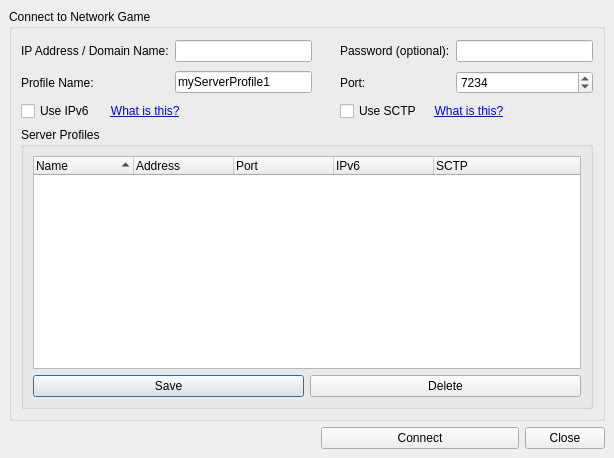
The window that src/gui/qt/joinnetworkgamedialog.ui (pokerth/pokerth) describes before a commit, drawn with Qt 5.
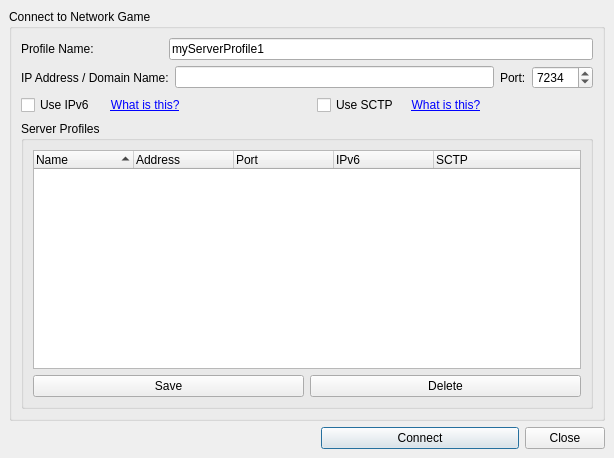
The same window after the commit.

Commit message: fix guestlogin ok button bug; remove passwort fields for networkgame and internetserver

```diff
--- a/src/gui/qt/joinnetworkgamedialog.ui
+++ b/src/gui/qt/joinnetworkgamedialog.ui
@@ -1,7 +1,7 @@
 <ui version="4.0" >
  <class>joinNetworkGameDialog</class>
- <widget class="QDialog" name="joinNetworkGameDialog" >
-  <property name="geometry" >
+ <widget class="QDialog" name="joinNetworkGameDialog">
+  <property name="geometry">
    <rect>
     <x>0</x>
     <y>0</y>
@@ -9,150 +9,285 @@
     <height>458</height>
    </rect>
   </property>
-  <property name="windowTitle" >
+  <property name="windowTitle">
    <string>Join Network Game</string>
   </property>
-  <layout class="QGridLayout" >
-   <property name="leftMargin" >
+  <layout class="QGridLayout">
+   <property name="margin">
     <number>9</number>
    </property>
-   <property name="topMargin" >
-    <number>9</number>
-   </property>
-   <property name="rightMargin" >
-    <number>9</number>
-   </property>
-   <property name="bottomMargin" >
-    <number>9</number>
-   </property>
-   <property name="horizontalSpacing" >
+   <property name="spacing">
     <number>6</number>
    </property>
-   <property name="verticalSpacing" >
-    <number>6</number>
-   </property>
-   <item row="0" column="0" >
-    <widget class="QGroupBox" name="groupBox" >
-     <property name="title" >
+   <item row="1" column="0">
+    <layout class="QHBoxLayout">
+     <property name="spacing">
+      <number>6</number>
+     </property>
+     <property name="margin">
+      <number>0</number>
+     </property>
+     <item>
+      <spacer>
+       <property name="orientation">
+        <enum>Qt::Horizontal</enum>
+       </property>
+       <property name="sizeHint" stdset="0">
+        <size>
+         <width>40</width>
+         <height>20</height>
+        </size>
+       </property>
+      </spacer>
+     </item>
+     <item>
+      <widget class="QPushButton" name="pushButton_connect">
+       <property name="minimumSize">
+        <size>
+         <width>198</width>
+         <height>0</height>
+        </size>
+       </property>
+       <property name="text">
+        <string>Connect</string>
+       </property>
+      </widget>
+     </item>
+     <item>
+      <widget class="QPushButton" name="pushButton_close">
+       <property name="text">
+        <string>Close</string>
+       </property>
+      </widget>
+     </item>
+    </layout>
+   </item>
+   <item row="0" column="0">
+    <widget class="QGroupBox" name="groupBox">
+     <property name="title">
       <string>Connect to Network Game</string>
      </property>
-     <layout class="QGridLayout" >
-      <property name="leftMargin" >
-       <number>9</number>
-      </property>
-      <property name="topMargin" >
-       <number>9</number>
-      </property>
-      <property name="rightMargin" >
-       <number>9</number>
-      </property>
-      <property name="bottomMargin" >
-       <number>9</number>
-      </property>
-      <property name="horizontalSpacing" >
-       <number>6</number>
-      </property>
-      <property name="verticalSpacing" >
-       <number>6</number>
-      </property>
-      <item row="3" column="0" colspan="5" >
-       <widget class="QGroupBox" name="groupBox_2" >
-        <property name="title" >
+     <layout class="QGridLayout" name="gridLayout">
+      <item row="0" column="0">
+       <widget class="QLabel" name="label_4">
+        <property name="text">
+         <string>Profile Name:</string>
+        </property>
+        <property name="buddy">
+         <cstring>lineEdit_profileName</cstring>
+        </property>
+       </widget>
+      </item>
+      <item row="0" column="1" colspan="2">
+       <widget class="QLineEdit" name="lineEdit_profileName">
+        <property name="text">
+         <string>myServerProfile1</string>
+        </property>
+       </widget>
+      </item>
+      <item row="1" column="0" colspan="3">
+       <layout class="QHBoxLayout" name="horizontalLayout">
+        <item>
+         <widget class="QLabel" name="label">
+          <property name="text">
+           <string>IP Address / Domain Name:</string>
+          </property>
+          <property name="buddy">
+           <cstring>lineEdit_ipAddress</cstring>
+          </property>
+         </widget>
+        </item>
+        <item>
+         <widget class="QLineEdit" name="lineEdit_ipAddress"/>
+        </item>
+        <item>
+         <widget class="QLabel" name="label_2">
+          <property name="text">
+           <string>Port:</string>
+          </property>
+          <property name="buddy">
+           <cstring>spinBox_port</cstring>
+          </property>
+         </widget>
+        </item>
+        <item>
+         <widget class="QSpinBox" name="spinBox_port">
+          <property name="minimum">
+           <number>80</number>
+          </property>
+          <property name="maximum">
+           <number>65535</number>
+          </property>
+          <property name="value">
+           <number>7234</number>
+          </property>
+         </widget>
+        </item>
+       </layout>
+      </item>
+      <item row="2" column="0" colspan="2">
+       <layout class="QHBoxLayout">
+        <property name="spacing">
+         <number>6</number>
+        </property>
+        <property name="margin">
+         <number>0</number>
+        </property>
+        <item>
+         <widget class="QCheckBox" name="checkBox_ipv6">
+          <property name="text">
+           <string>Use IPv6</string>
+          </property>
+         </widget>
+        </item>
+        <item>
+         <widget class="QLabel" name="label_5">
+          <property name="text">
+           <string>&lt;html&gt;&lt;head&gt;&lt;meta name=&quot;qrichtext&quot; content=&quot;1&quot; /&gt;&lt;style type=&quot;text/css&quot;&gt;
+p, li { white-space: pre-wrap; }
+&lt;/style&gt;&lt;/head&gt;&lt;body style=&quot; font-weight:400; font-style:normal; text-decoration:none;&quot;&gt;
+&lt;p style=&quot; margin-top:0px; margin-bottom:0px; margin-left:0px; margin-right:0px; -qt-block-indent:0; text-indent:0px;&quot;&gt;   &lt;a href=&quot;http://en.wikipedia.org/wiki/Ipv6&quot;&gt;&lt;span style=&quot; text-decoration: underline; color:#0000ff;&quot;&gt;What is this?&lt;/span&gt;&lt;/a&gt;&lt;/p&gt;&lt;/body&gt;&lt;/html&gt;</string>
+          </property>
+          <property name="openExternalLinks">
+           <bool>true</bool>
+          </property>
+         </widget>
+        </item>
+        <item>
+         <spacer>
+          <property name="orientation">
+           <enum>Qt::Horizontal</enum>
+          </property>
+          <property name="sizeHint" stdset="0">
+           <size>
+            <width>131</width>
+            <height>20</height>
+           </size>
+          </property>
+         </spacer>
+        </item>
+       </layout>
+      </item>
+      <item row="2" column="2">
+       <layout class="QHBoxLayout">
+        <property name="spacing">
+         <number>6</number>
+        </property>
+        <property name="margin">
+         <number>0</number>
+        </property>
+        <item>
+         <widget class="QCheckBox" name="checkBox_sctp">
+          <property name="text">
+           <string>Use SCTP</string>
+          </property>
+         </widget>
+        </item>
+        <item>
+         <widget class="QLabel" name="label_6">
+          <property name="text">
+           <string>&lt;html&gt;&lt;head&gt;&lt;meta name=&quot;qrichtext&quot; content=&quot;1&quot; /&gt;&lt;style type=&quot;text/css&quot;&gt;
+p, li { white-space: pre-wrap; }
+&lt;/style&gt;&lt;/head&gt;&lt;body style=&quot; font-weight:400; font-style:normal; text-decoration:none;&quot;&gt;
+&lt;p style=&quot; margin-top:0px; margin-bottom:0px; margin-left:0px; margin-right:0px; -qt-block-indent:0; text-indent:0px;&quot;&gt;  &lt;a href=&quot;http://en.wikipedia.org/wiki/Stream_Control_Transmission_Protocol&quot;&gt;&lt;span style=&quot; text-decoration: underline; color:#0000ff;&quot;&gt;What is this?&lt;/span&gt;&lt;/a&gt;&lt;/p&gt;&lt;/body&gt;&lt;/html&gt;</string>
+          </property>
+          <property name="openExternalLinks">
+           <bool>true</bool>
+          </property>
+         </widget>
+        </item>
+        <item>
+         <spacer>
+          <property name="orientation">
+           <enum>Qt::Horizontal</enum>
+          </property>
+          <property name="sizeHint" stdset="0">
+           <size>
+            <width>40</width>
+            <height>20</height>
+           </size>
+          </property>
+         </spacer>
+        </item>
+       </layout>
+      </item>
+      <item row="3" column="0" colspan="3">
+       <widget class="QGroupBox" name="groupBox_2">
+        <property name="title">
          <string>Server Profiles</string>
         </property>
-        <layout class="QGridLayout" >
-         <property name="leftMargin" >
+        <layout class="QGridLayout">
+         <property name="margin">
           <number>9</number>
          </property>
-         <property name="topMargin" >
-          <number>9</number>
-         </property>
-         <property name="rightMargin" >
-          <number>9</number>
-         </property>
-         <property name="bottomMargin" >
-          <number>9</number>
-         </property>
-         <property name="horizontalSpacing" >
+         <property name="spacing">
           <number>6</number>
          </property>
-         <property name="verticalSpacing" >
-          <number>6</number>
-         </property>
-         <item row="0" column="0" >
-          <widget class="QTreeWidget" name="treeWidget" >
-           <property name="alternatingRowColors" >
+         <item row="0" column="0">
+          <widget class="QTreeWidget" name="treeWidget">
+           <property name="alternatingRowColors">
             <bool>true</bool>
            </property>
-           <property name="indentation" >
+           <property name="indentation">
             <number>15</number>
            </property>
-           <property name="rootIsDecorated" >
+           <property name="rootIsDecorated">
             <bool>false</bool>
            </property>
-           <property name="sortingEnabled" >
+           <property name="sortingEnabled">
             <bool>true</bool>
            </property>
-           <property name="animated" >
+           <property name="animated">
             <bool>true</bool>
            </property>
-           <property name="allColumnsShowFocus" >
+           <property name="allColumnsShowFocus">
             <bool>true</bool>
            </property>
            <column>
-            <property name="text" >
+            <property name="text">
              <string>Name</string>
             </property>
            </column>
            <column>
-            <property name="text" >
+            <property name="text">
              <string>Address</string>
             </property>
            </column>
            <column>
-            <property name="text" >
+            <property name="text">
              <string>Port</string>
             </property>
            </column>
            <column>
-            <property name="text" >
+            <property name="text">
              <string>IPv6</string>
             </property>
            </column>
            <column>
-            <property name="text" >
+            <property name="text">
              <string>SCTP</string>
             </property>
            </column>
           </widget>
          </item>
-         <item row="1" column="0" >
-          <layout class="QHBoxLayout" >
-           <property name="spacing" >
+         <item row="1" column="0">
+          <layout class="QHBoxLayout">
+           <property name="spacing">
             <number>6</number>
            </property>
-           <property name="leftMargin" >
-            <number>0</number>
-           </property>
-           <property name="topMargin" >
-            <number>0</number>
-           </property>
-           <property name="rightMargin" >
-            <number>0</number>
-           </property>
-           <property name="bottomMargin" >
+           <property name="margin">
             <number>0</number>
            </property>
            <item>
-            <widget class="QPushButton" name="pushButton_save" >
-             <property name="text" >
+            <widget class="QPushButton" name="pushButton_save">
+             <property name="text">
               <string>Save</string>
              </property>
             </widget>
            </item>
            <item>
-            <widget class="QPushButton" name="pushButton_delete" >
-             <property name="text" >
+            <widget class="QPushButton" name="pushButton_delete">
+             <property name="text">
               <string>Delete</string>
              </property>
             </widget>
@@ -162,254 +297,9 @@
         </layout>
        </widget>
       </item>
-      <item row="2" column="3" colspan="2" >
-       <layout class="QHBoxLayout" >
-        <property name="spacing" >
-         <number>6</number>
-        </property>
-        <property name="leftMargin" >
-         <number>0</number>
-        </property>
-        <property name="topMargin" >
-         <number>0</number>
-        </property>
-        <property name="rightMargin" >
-         <number>0</number>
-        </property>
-        <property name="bottomMargin" >
-         <number>0</number>
-        </property>
-        <item>
-         <widget class="QCheckBox" name="checkBox_sctp" >
-          <property name="text" >
-           <string>Use SCTP</string>
-          </property>
-         </widget>
-        </item>
-        <item>
-         <widget class="QLabel" name="label_6" >
-          <property name="text" >
-           <string>&lt;html>&lt;head>&lt;meta name="qrichtext" content="1" />&lt;style type="text/css">
-p, li { white-space: pre-wrap; }
-&lt;/style>&lt;/head>&lt;body style=" font-weight:400; font-style:normal; text-decoration:none;">
-&lt;p style=" margin-top:0px; margin-bottom:0px; margin-left:0px; margin-right:0px; -qt-block-indent:0; text-indent:0px;">  &lt;a href="http://en.wikipedia.org/wiki/Stream_Control_Transmission_Protocol">&lt;span style=" text-decoration: underline; color:#0000ff;">What is this?&lt;/span>&lt;/a>&lt;/p>&lt;/body>&lt;/html></string>
-          </property>
-          <property name="openExternalLinks" >
-           <bool>true</bool>
-          </property>
-         </widget>
-        </item>
-        <item>
-         <spacer>
-          <property name="orientation" >
-           <enum>Qt::Horizontal</enum>
-          </property>
-          <property name="sizeHint" >
-           <size>
-            <width>40</width>
-            <height>20</height>
-           </size>
-          </property>
-         </spacer>
-        </item>
-       </layout>
-      </item>
-      <item row="2" column="0" colspan="2" >
-       <layout class="QHBoxLayout" >
-        <property name="spacing" >
-         <number>6</number>
-        </property>
-        <property name="leftMargin" >
-         <number>0</number>
-        </property>
-        <property name="topMargin" >
-         <number>0</number>
-        </property>
-        <property name="rightMargin" >
-         <number>0</number>
-        </property>
-        <property name="bottomMargin" >
-         <number>0</number>
-        </property>
-        <item>
-         <widget class="QCheckBox" name="checkBox_ipv6" >
-          <property name="text" >
-           <string>Use IPv6</string>
-          </property>
-         </widget>
-        </item>
-        <item>
-         <widget class="QLabel" name="label_5" >
-          <property name="text" >
-           <string>&lt;html>&lt;head>&lt;meta name="qrichtext" content="1" />&lt;style type="text/css">
-p, li { white-space: pre-wrap; }
-&lt;/style>&lt;/head>&lt;body style=" font-weight:400; font-style:normal; text-decoration:none;">
-&lt;p style=" margin-top:0px; margin-bottom:0px; margin-left:0px; margin-right:0px; -qt-block-indent:0; text-indent:0px;">   &lt;a href="http://en.wikipedia.org/wiki/Ipv6">&lt;span style=" text-decoration: underline; color:#0000ff;">What is this?&lt;/span>&lt;/a>&lt;/p>&lt;/body>&lt;/html></string>
-          </property>
-          <property name="openExternalLinks" >
-           <bool>true</bool>
-          </property>
-         </widget>
-        </item>
-        <item>
-         <spacer>
-          <property name="orientation" >
-           <enum>Qt::Horizontal</enum>
-          </property>
-          <property name="sizeHint" >
-           <size>
-            <width>131</width>
-            <height>20</height>
-           </size>
-          </property>
-         </spacer>
-        </item>
-       </layout>
-      </item>
-      <item rowspan="2" row="0" column="2" >
-       <spacer>
-        <property name="orientation" >
-         <enum>Qt::Horizontal</enum>
-        </property>
-        <property name="sizeType" >
-         <enum>QSizePolicy::Fixed</enum>
-        </property>
-        <property name="sizeHint" >
-         <size>
-          <width>16</width>
-          <height>57</height>
-         </size>
-        </property>
-       </spacer>
-      </item>
-      <item row="0" column="1" >
-       <widget class="QLineEdit" name="lineEdit_ipAddress" />
-      </item>
-      <item row="0" column="4" >
-       <widget class="QLineEdit" name="lineEdit_password" >
-        <property name="maxLength" >
-         <number>60</number>
-        </property>
-        <property name="echoMode" >
-         <enum>QLineEdit::Password</enum>
-        </property>
-       </widget>
-      </item>
-      <item row="0" column="3" >
-       <widget class="QLabel" name="label_3" >
-        <property name="text" >
-         <string>Password (optional):</string>
-        </property>
-        <property name="buddy" >
-         <cstring>lineEdit_password</cstring>
-        </property>
-       </widget>
-      </item>
-      <item row="1" column="4" >
-       <widget class="QSpinBox" name="spinBox_port" >
-        <property name="minimum" >
-         <number>80</number>
-        </property>
-        <property name="maximum" >
-         <number>65535</number>
-        </property>
-        <property name="value" >
-         <number>7234</number>
-        </property>
-       </widget>
-      </item>
-      <item row="1" column="3" >
-       <widget class="QLabel" name="label_2" >
-        <property name="text" >
-         <string>Port:</string>
-        </property>
-        <property name="buddy" >
-         <cstring>spinBox_port</cstring>
-        </property>
-       </widget>
-      </item>
-      <item row="0" column="0" >
-       <widget class="QLabel" name="label" >
-        <property name="text" >
-         <string>IP Address / Domain Name:</string>
-        </property>
-        <property name="buddy" >
-         <cstring>lineEdit_ipAddress</cstring>
-        </property>
-       </widget>
-      </item>
-      <item row="1" column="0" >
-       <widget class="QLabel" name="label_4" >
-        <property name="text" >
-         <string>Profile Name:</string>
-        </property>
-        <property name="buddy" >
-         <cstring>lineEdit_profileName</cstring>
-        </property>
-       </widget>
-      </item>
-      <item row="1" column="1" >
-       <widget class="QLineEdit" name="lineEdit_profileName" >
-        <property name="text" >
-         <string>myServerProfile1</string>
-        </property>
-       </widget>
-      </item>
      </layout>
     </widget>
    </item>
-   <item row="1" column="0" >
-    <layout class="QHBoxLayout" >
-     <property name="spacing" >
-      <number>6</number>
-     </property>
-     <property name="leftMargin" >
-      <number>0</number>
-     </property>
-     <property name="topMargin" >
-      <number>0</number>
-     </property>
-     <property name="rightMargin" >
-      <number>0</number>
-     </property>
-     <property name="bottomMargin" >
-      <number>0</number>
-     </property>
-     <item>
-      <spacer>
-       <property name="orientation" >
-        <enum>Qt::Horizontal</enum>
-       </property>
-       <property name="sizeHint" >
-        <size>
-         <width>40</width>
-         <height>20</height>
-        </size>
-       </property>
-      </spacer>
-     </item>
-     <item>
-      <widget class="QPushButton" name="pushButton_connect" >
-       <property name="minimumSize" >
-        <size>
-         <width>198</width>
-         <height>0</height>
-        </size>
-       </property>
-       <property name="text" >
-        <string>Connect</string>
-       </property>
-      </widget>
-     </item>
-     <item>
-      <widget class="QPushButton" name="pushButton_close" >
-       <property name="text" >
-        <string>Close</string>
-       </property>
-      </widget>
-     </item>
-    </layout>
-   </item>
   </layout>
  </widget>
  <tabstops>
```
Left out of the diff: 18 changed lines with no effect on the pictures. The commit also changes 4 other files.
